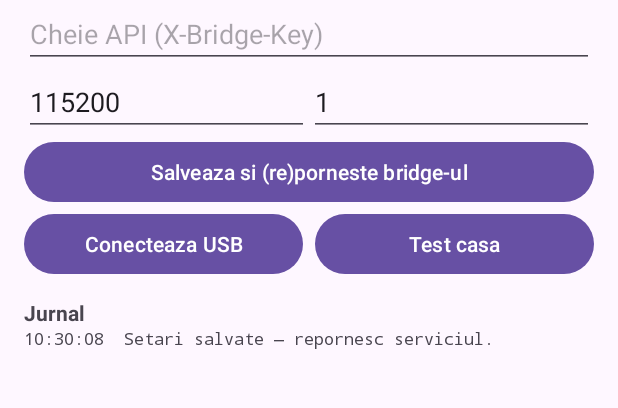
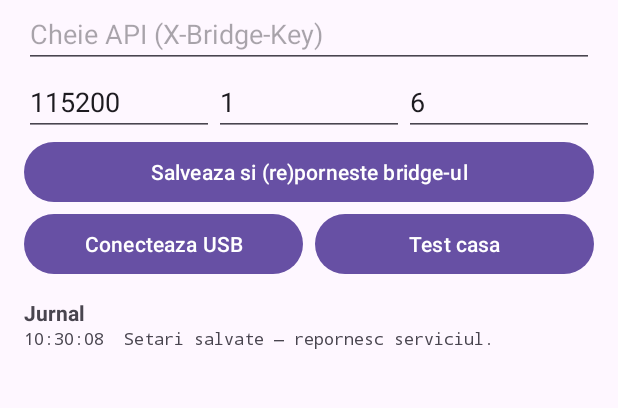
Before and after one commit to Pezu/yammer-app, an Android app: the screen it shows after launch (MainActivity), after a tap on "Salveaza si (re)porneste bridge-ul", on a phone screen of 412 x 824 dp, the part 378-786 px from its top. Run offline under Robolectric (Android 15) with nearby library versions, the phone set to English and light mode, and no system bars; libraries missing offline, so code that uses them is left out: com.hoho.android; 1 statement that could not run was skipped.

Commit message:
Fiscal: tips go to the register's exempt VAT group; bridge app USB filter + rates readout
API: the tip line of a RECEIPT frame carries exempt:true (vat 0 kept for
older bridges). Bridge app: exempt lines are sold with DATECS tax code 6
("scutit de TVA"; RO codes 1-5 = A-E, 6 = exempt, 7 = alte taxe), configurable
as "Cod TVA scutit"; "Test casa" also reads the register's active rates
(cmd 50) into the journal; Datecs vendor id 0xFFF0 added to the USB device
filter so the register auto-launches the app with a persistent permission.

Co-Authored-By: Claude Fable 5.1 <noreply@anthropic.com>

```diff
--- a/api/src/main/java/com/yammer/service/BridgeService.java
+++ b/api/src/main/java/com/yammer/service/BridgeService.java
@@ -203,7 +203,10 @@ public class BridgeService {
             m.put("name", "Tips");
             m.put("quantity", 1);
             m.put("unitPrice", tip);
+            // Tips are outside the VAT scope: the register's EXEMPT group ("scutit de TVA"),
+            // not the 0 % group. `vat` stays for older bridges that only know percentages.
             m.put("vat", BigDecimal.ZERO);
+            m.put("exempt", true);
             lines.add(m);
         }
         String method = payment.getPaymentTypeId() == null ? "CASH"
--- a/bridge/mobile/app/src/main/java/com/yammer/bridge/mobile/MainActivity.kt
+++ b/bridge/mobile/app/src/main/java/com/yammer/bridge/mobile/MainActivity.kt
@@ -144,12 +144,14 @@ class MainActivity : AppCompatActivity() {
         val apiKey = findViewById<EditText>(R.id.apiKey)
         val baudRate = findViewById<EditText>(R.id.baudRate)
         val tillNumber = findViewById<EditText>(R.id.tillNumber)
+        val exemptGroup = findViewById<EditText>(R.id.exemptGroup)
 
         nickname.setText(prefs.nickname)
         serverUrl.setText(prefs.serverUrl)
         apiKey.setText(prefs.apiKey)
         baudRate.setText(prefs.baudRate.toString())
         tillNumber.setText(prefs.tillNumber)
+        exemptGroup.setText(prefs.exemptTaxGroup.toString())
 
         findViewById<Button>(R.id.saveRestart).setOnClickListener {
             prefs.nickname = nickname.text.toString()
@@ -157,6 +159,7 @@ class MainActivity : AppCompatActivity() {
             prefs.apiKey = apiKey.text.toString()
             prefs.baudRate = baudRate.text.toString().toIntOrNull() ?: 115_200
             prefs.tillNumber = tillNumber.text.toString().ifBlank { "1" }
+            prefs.exemptTaxGroup = exemptGroup.text.toString().toIntOrNull()?.coerceIn(1, 8) ?: 6
             BridgeState.log("Setari salvate — repornesc serviciul.")
             stopService(Intent(this, BridgeForegroundService::class.java))
             startForegroundService(Intent(this, BridgeForegroundService::class.java))
@@ -216,8 +219,15 @@ class MainActivity : AppCompatActivity() {
         thread(name = "usb-test") {
             try {
                 usb.open(prefs.baudRate).use { conn ->
-                    DatecsProtocol(conn.input, conn.output).cancelFiscalCheck()
+                    val fp = DatecsProtocol(conn.input, conn.output)
+                    fp.cancelFiscalCheck()
                     BridgeState.log("✓ Test casa OK — dispozitivul raspunde pe USB.")
+                    // Read-only: shows which code carries which rate, so the mapping can be checked.
+                    try {
+                        BridgeState.log("Cote TVA casa (cmd 50): ${fp.readTaxRates().replace("\t", " | ")}")
+                    } catch (ex: Exception) {
+                        BridgeState.log("Cote TVA casa: necitite (${ex.message})")
+                    }
                 }
             } catch (ex: Exception) {
                 BridgeState.log("✗ Test casa esuat: ${ex.message}")
--- a/bridge/mobile/app/src/main/java/com/yammer/bridge/mobile/Prefs.kt
+++ b/bridge/mobile/app/src/main/java/com/yammer/bridge/mobile/Prefs.kt
@@ -58,6 +58,14 @@ class Prefs(context: Context) {
         get() = sp.getString("tillNumber", "1")!!
         set(v) = sp.edit().putString("tillNumber", v.trim()).apply()
 
+    /**
+     * DATECS tax code of the EXEMPT group ("scutit de TVA"). The RO firmware numbers the
+     * codes 1..7: 1..5 = the programmable rates A..E, 6 = exempt, 7 = "alte taxe".
+     */
+    var exemptTaxGroup: Int
+        get() = sp.getInt("exemptTaxGroup", 6)
+        set(v) = sp.edit().putInt("exemptTaxGroup", v).apply()
+
     var serialNumber: String
         get() = sp.getString("serialNumber", "")!!
         set(v) = sp.edit().putString("serialNumber", v.trim()).apply()
--- a/bridge/mobile/app/src/main/java/com/yammer/bridge/mobile/dto/Dtos.kt
+++ b/bridge/mobile/app/src/main/java/com/yammer/bridge/mobile/dto/Dtos.kt
@@ -28,6 +28,8 @@ data class ReceiptRequest(
         val quantity: Double,
         val unitPrice: BigDecimal,
         val vat: BigDecimal?,
+        /** Outside the VAT scope (tips): the register's exempt group, not the 0 % group. */
+        val exempt: Boolean = false,
     )
 
     companion object {
@@ -44,6 +46,7 @@ data class ReceiptRequest(
                     quantity = it.optDouble("quantity", 0.0),
                     unitPrice = it.optBigDecimal("unitPrice") ?: BigDecimal.ZERO,
                     vat = it.optBigDecimal("vat"),
+                    exempt = it.optBoolean("exempt", false),
                 )
             },
         )
--- a/bridge/mobile/app/src/main/java/com/yammer/bridge/mobile/fiscal/DatecsErrorMapper.kt
+++ b/bridge/mobile/app/src/main/java/com/yammer/bridge/mobile/fiscal/DatecsErrorMapper.kt
@@ -85,7 +85,7 @@ object DatecsErrorMapper {
         )
         -111033 -> MappedError(
             "DATECS_INVALID_TAX_GROUP",
-            "Grup TVA invalid transmis casei de marcat. Valori acceptate: 1(A/21%), 2(B/11%), 3(C/0%)."
+            "Grup TVA invalid transmis casei de marcat. Coduri: 1-5 (A-E), 6 (scutit TVA), 7 (alte taxe)."
         )
         -111060, -111061 -> MappedError(
             "DATECS_FISCAL_MEMORY_FULL",
--- a/bridge/mobile/app/src/main/res/layout/activity_main.xml
+++ b/bridge/mobile/app/src/main/res/layout/activity_main.xml
@@ -101,6 +101,14 @@
                             android:layout_height="wrap_content"
                             android:hint="Nr. casa (till)"
                             android:inputType="number" />
+
+                        <EditText
+                            android:id="@+id/exemptGroup"
+                            android:layout_width="0dp"
+                            android:layout_weight="1"
+                            android:layout_height="wrap_content"
+                            android:hint="Cod TVA scutit"
+                            android:inputType="number" />
                     </LinearLayout>
 
                     <Button
--- a/bridge/mobile/app/src/main/res/xml/device_filter.xml
+++ b/bridge/mobile/app/src/main/res/xml/device_filter.xml
@@ -12,6 +12,7 @@
     <usb-device vendor-id="6790" />
     <!-- Prolific PL2303 -->
     <usb-device vendor-id="1659" />
-    <!-- Datecs -->
+    <!-- Datecs (two vendor ids seen in the field: 0xFFB0 and 0xFFF0 "Datecs Serial", CDC-ACM) -->
     <usb-device vendor-id="65456" />
+    <usb-device vendor-id="65520" />
 </resources>
```
Also changed, not shown: bridge/mobile/app/src/main/java/com/yammer/bridge/mobile/fiscal/DatecsProtocol.kt (+8 -1 lines), bridge/mobile/app/src/main/java/com/yammer/bridge/mobile/print/FiscalPrinterService.kt (+6 -4 lines), 1 other file.
